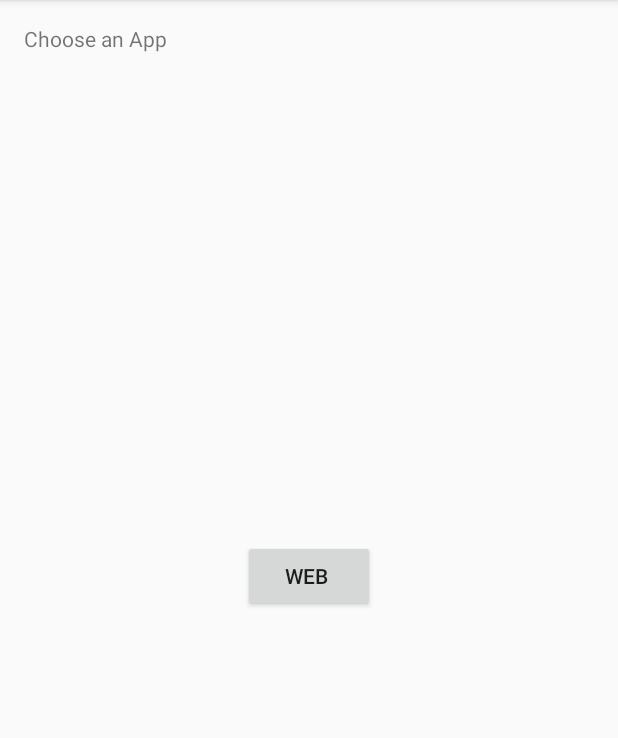
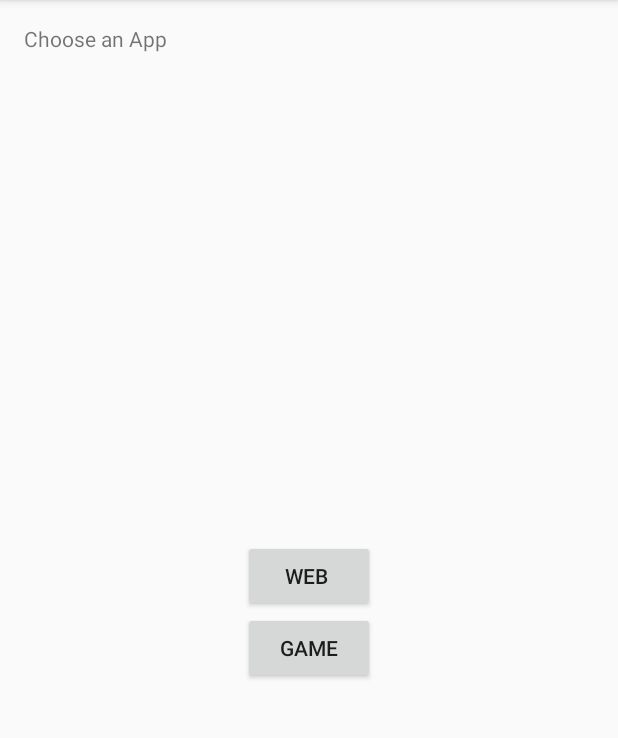
Before and after one commit to lwbassiv/Swipe-Capture-Tool-510, an Android app: the screen it shows after launch (MainActivity), on a phone screen of 412 x 824 dp, the part 84-822 px from its top. Run offline under Robolectric (Android 15) with nearby library versions, the phone set to English and light mode, and no system bars.

```diff
--- a/app/src/main/res/layout/activity_main.xml
+++ b/app/src/main/res/layout/activity_main.xml
@@ -19,4 +19,14 @@
         android:layout_centerHorizontal="true"
         />
 
+    <Button
+        android:layout_width="wrap_content"
+        android:layout_height="wrap_content"
+        android:text="Game"
+        android:id="@+id/gameButton"
+        android:layout_below="@+id/webButton"
+        android:layout_alignLeft="@+id/webButton"
+        android:layout_alignStart="@+id/webButton"
+        android:onClick="startGame"/>
+
 </RelativeLayout>
```
Also changed, not shown: app/src/main/java/com/example/comp510/swipe_capture_tool_510/MainActivity.java (+26 -0 lines).
